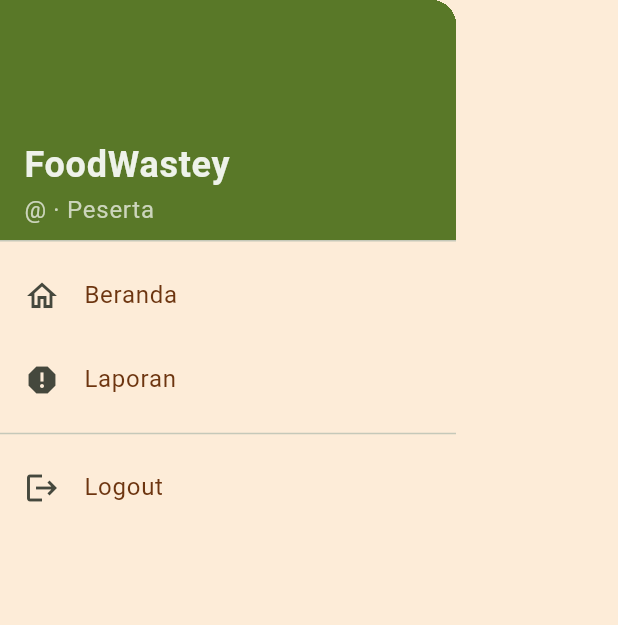
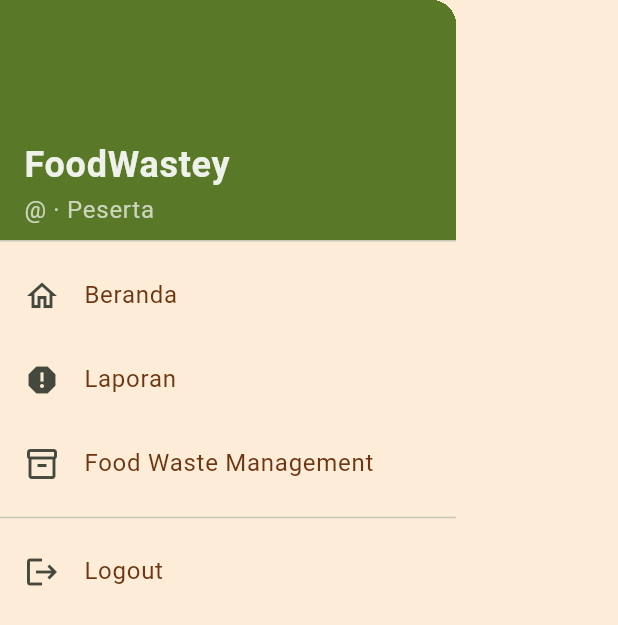
Before and after one commit to pbp-kelompok-c9/foodwastey-mobile, a Flutter app: the AppDrawer widget shown alone on an empty page, opened directly, on a phone screen of 412 x 824 dp. Shown: the top 625 px of the screen. Run offline on Flutter 3.47's test engine with Material 3 defaults, Android fonts, the phone set to English and light mode, and no system bars; our stand-ins replace shared_preferences; accounts and stored records are empty.

Commit message:
menambahkan screens untuk foodwaste management dan membuat modul foodwaste management

```diff
--- a/lib/widgets/app_drawer.dart
+++ b/lib/widgets/app_drawer.dart
@@ -1,11 +1,13 @@
 import 'package:flutter/material.dart';
-import 'package:foodwastey_mobile/modules/food_waste_reporting/screens/report_screen.dart';
 import 'package:provider/provider.dart';
 
 import '../core/theme.dart';
 import '../modules/auth/screens/login_screen.dart';
 import '../modules/auth/screens/register_screen.dart';
 import '../modules/auth/services/auth_service.dart';
+import 'package:foodwastey_mobile/modules/food_waste_reporting/screens/report_screen.dart';
+import '../modules/food_waste_management/screens/food_waste_management_screen.dart';
+
 
 /// Navigasi utama aplikasi. Setiap modul menambahkan ListTile ke bagiannya.
 class AppDrawer extends StatelessWidget {
@@ -66,6 +68,15 @@ class AppDrawer extends StatelessWidget {
             onTap: () => _push(context, const ReportScreen()),
           ),
 
+          ListTile(
+            leading: const Icon(Icons.inventory_2_outlined),
+            title: const Text('Food Waste Management'),
+            onTap: () => _push(
+              context,
+              const FoodWasteManagementScreen(),
+            ),
+          ),
+
           const Divider(),
           // ---- Modul User & Authentication
           if (auth.isLoggedIn)
@@ -86,7 +97,6 @@ class AppDrawer extends StatelessWidget {
               onTap: () => _push(context, const RegisterScreen()),
             ),
           ],
-
         ],
       ),
     );
```
Also changed, not shown: lib/modules/food_waste_management/screens/food_waste_management_screen.dart (added, +24 -0 lines).
